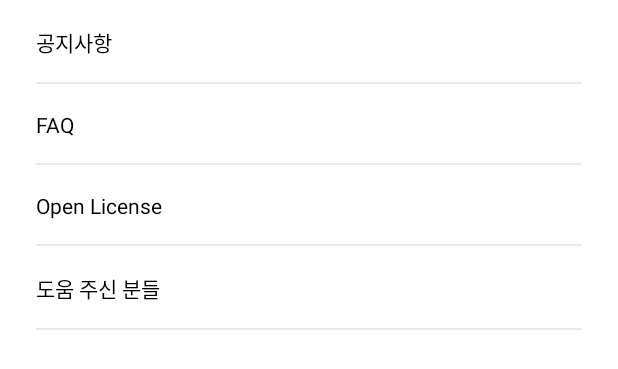
After one commit to wonwoojang/ReReApp, an Android app: the layout view_info_body.xml on its own in the app's theme, with its tools: preview values and no code run, on a phone screen of 412 x 824 dp. The commit adds this screen. Shown: the top 369 px of the screen. Run offline under Robolectric (Android 15) with nearby library versions, the phone set to English and light mode, and no system bars.

Commit message:
Feat: 10_info 화면 UI 추가 완료

```diff
--- a/app/src/main/AndroidManifest.xml
+++ b/app/src/main/AndroidManifest.xml
@@ -16,6 +16,7 @@
             android:name=".main.ui.MainActivity"
             android:exported="true"
             android:label="@string/app_name"
+            android:screenOrientation="portrait"
             android:theme="@style/Theme.ReReApp.NoActionBar">
             <intent-filter>
                 <action android:name="android.intent.action.MAIN" />
--- /dev/null
+++ b/app/src/main/res/layout/view_info_body.xml
@@ -0,0 +1,90 @@
+<?xml version="1.0" encoding="utf-8"?>
+<layout xmlns:android="http://schemas.android.com/apk/res/android"
+    xmlns:app="http://schemas.android.com/apk/res-auto">
+
+    <androidx.constraintlayout.widget.ConstraintLayout
+        android:layout_width="match_parent"
+        android:layout_height="wrap_content"
+        android:paddingHorizontal="@dimen/dimens_24">
+
+        <FrameLayout
+            android:id="@+id/notice"
+            android:layout_width="match_parent"
+            android:layout_height="wrap_content"
+            app:layout_constraintTop_toTopOf="parent">
+
+            <androidx.appcompat.widget.AppCompatTextView
+                android:layout_width="match_parent"
+                android:layout_height="wrap_content"
+                android:paddingVertical="@dimen/dimens_17"
+                android:text="공지사항"
+                android:textColor="@color/black" />
+
+            <View
+                android:layout_width="match_parent"
+                android:layout_height="1dp"
+                android:layout_gravity="bottom"
+                android:background="@color/line_color" />
+        </FrameLayout>
+
+        <FrameLayout
+            android:id="@+id/faq"
+            android:layout_width="match_parent"
+            android:layout_height="wrap_content"
+            app:layout_constraintTop_toBottomOf="@id/notice">
+
+            <androidx.appcompat.widget.AppCompatTextView
+                android:layout_width="match_parent"
+                android:layout_height="wrap_content"
+                android:paddingVertical="@dimen/dimens_17"
+                android:text="FAQ"
+                android:textColor="@color/black" />
+
+            <View
+                android:layout_width="match_parent"
+                android:layout_height="1dp"
+                android:layout_gravity="bottom"
+                android:background="@color/line_color" />
+        </FrameLayout>
+
+        <FrameLayout
+            android:id="@+id/open_license"
+            android:layout_width="match_parent"
+            android:layout_height="wrap_content"
+            app:layout_constraintTop_toBottomOf="@id/faq">
+
+            <androidx.appcompat.widget.AppCompatTextView
+                android:layout_width="match_parent"
+                android:layout_height="wrap_content"
+                android:paddingVertical="@dimen/dimens_17"
+                android:text="Open License"
+                android:textColor="@color/black" />
+
+            <View
+                android:layout_width="match_parent"
+                android:layout_height="1dp"
+                android:layout_gravity="bottom"
+                android:background="@color/line_color" />
+        </FrameLayout>
+
+        <FrameLayout
+            android:id="@+id/helper"
+            android:layout_width="match_parent"
+            android:layout_height="wrap_content"
+            app:layout_constraintTop_toBottomOf="@id/open_license">
+
+            <androidx.appcompat.widget.AppCompatTextView
+                android:layout_width="match_parent"
+                android:layout_height="wrap_content"
+                android:paddingVertical="@dimen/dimens_17"
+                android:text="도움 주신 분들"
+                android:textColor="@color/black" />
+
+            <View
+                android:layout_width="match_parent"
+                android:layout_height="1dp"
+                android:layout_gravity="bottom"
+                android:background="@color/line_color" />
+        </FrameLayout>
+    </androidx.constraintlayout.widget.ConstraintLayout>
+</layout>
```
Also changed, not shown: app/src/main/java/com/jww/rereapp/main/info/ui/InfoFragment.kt (+46 -0 lines), app/src/main/res/layout/fragment_info.xml (+24 -2 lines), app/src/main/res/layout/view_info_head.xml (added, +40 -0 lines).
